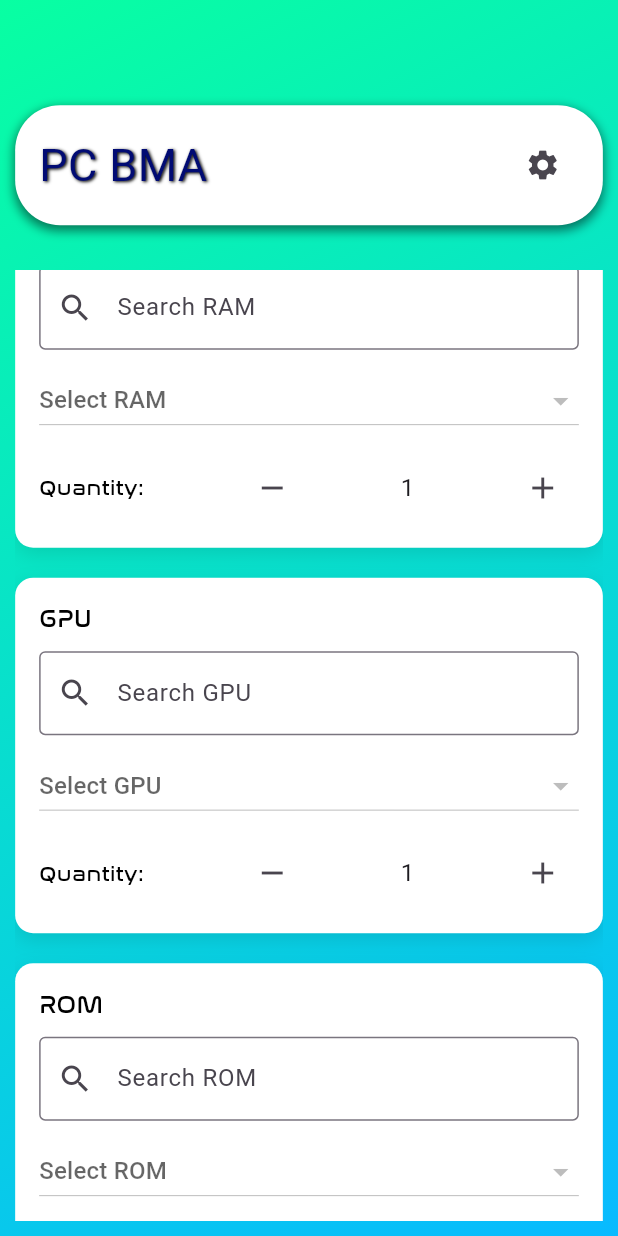
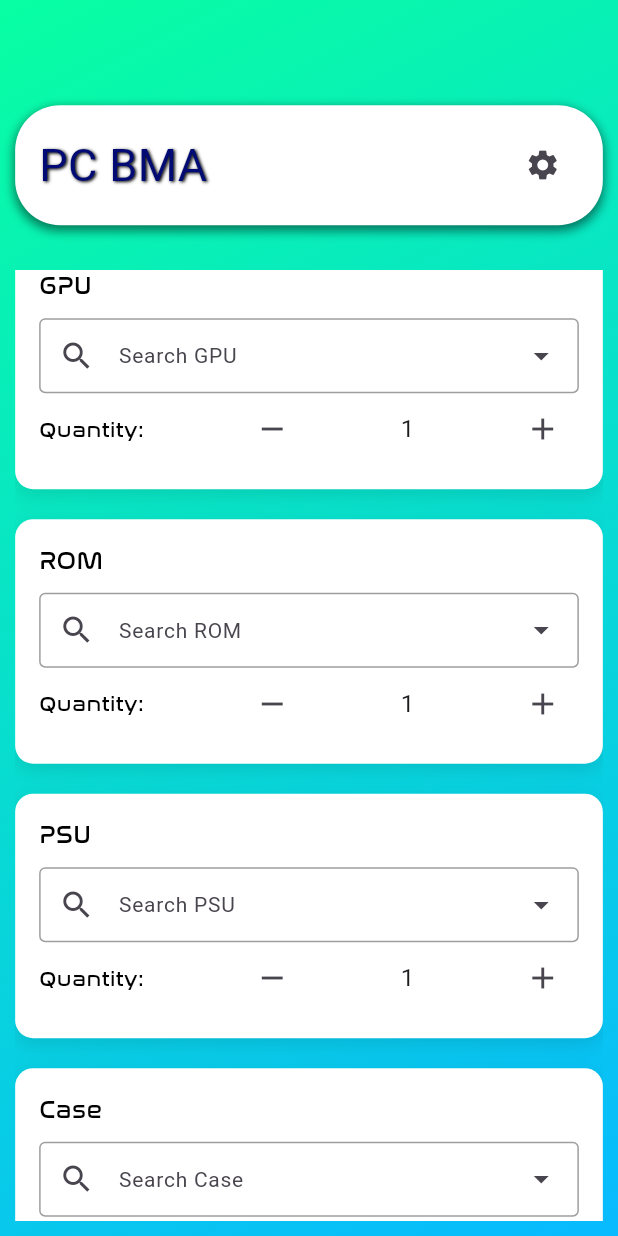
Before and after one commit to DerorLamHaoZher/pcbuilding, a Flutter app: the MyBuildPCPage screen opened directly, scrolled down 576 dp, after a tap on the "settings" icon, on a phone screen of 412 x 824 dp. Run offline on Flutter 3.47's test engine with Material 3 defaults, Android fonts, the phone set to English and light mode, and no system bars; our stand-ins replace firebase_auth, firebase_core; accounts and stored records are empty; Roboto replaces fonts that are missing (bombardment).

Commit message:
28.11.2024 done the drop down menu and fetching data from online

```diff
--- a/lib/buildpc.dart
+++ b/lib/buildpc.dart
@@ -1,6 +1,5 @@
 import 'package:flutter/material.dart';
-import 'package:http/http.dart' as http;
-import 'dart:convert';
+import 'services/api_service.dart';
 
 void main() {
   runApp(const MyApp());
@@ -44,62 +43,58 @@ class _MyBuildPCPageState extends State<MyBuildPCPage> {
   Map<String, String> selectedCooler = {};
 
   bool isLoading = false;
-  Map<String, String> searchQueries = {
-    'CPU': '',
-    'Motherboard': '',
-    'RAM': '',
-    'GPU': '',
-    'ROM': '',
-    'PSU': '',
-    'Case': '',
-    'Case Fan': '',
-    'CPU Cooler': '',
-  };
+  Map<String, TextEditingController> searchControllers = {};
+  Map<String, bool> isDropdownOpen = {};
+  Map<String, List<Map<String, String>>> filteredResults = {};
+  Map<String, int> quantities = {};
 
-  TextEditingController searchController = TextEditingController();
+  @override
+  void initState() {
+    super.initState();
 
-  // Fetch PC parts from the scraper API
-  Future<void> fetchPCParts() async {
+    ['CPU', 'Motherboard', 'RAM', 'GPU', 'ROM', 'PSU', 'Case', 'Case Fan', 'CPU Cooler']
+        .forEach((category) {
+      searchControllers[category] = TextEditingController();
+      isDropdownOpen[category] = false;
+      filteredResults[category] = [];
+      quantities[category] = 1;
+    });
+
+    _loadPcParts();
+  }
+
+  Future<void> _loadPcParts() async {
     setState(() {
       isLoading = true;
     });
+
     try {
-      final response = await http.get(Uri.parse('http://192.168.0.196:5000/scrape'));
-
-      if (response.statusCode == 200) {
-        List<dynamic> data = json.decode(response.body);
+      final parts = await ApiService.fetchPcParts();
       setState(() {
-          pcParts = data.map((part) {
-            return {
-              'name': part['product_name']?.toString() ?? 'Unknown Product',
-              'price': part['price']?.toString() ?? 'Price not available',
-              'description': 'Sample description for ${part['product_name'] ?? "this product"}',
-              'image': part['image']?.toString() ?? 'assets/sample_image.png',
-              'category': part['category']?.toString() ?? 'Unknown',
-            };
-          }).toList();
+        pcParts = parts.map((part) => part.map(
+          (key, value) => MapEntry(key, value.toString()),
+        )).toList();
+        isLoading = false;
       });
-      } else {
-        throw Exception('Failed to load PC parts');
-      }
     } catch (e) {
-      print('Error fetching PC parts: $e');
-    } finally {
+      print('Error loading PC parts: $e');
       setState(() {
         isLoading = false;
       });
     }
   }
 
-  // Filter parts by category and search query
   List<Map<String, String>> filterParts(String category, String searchQuery) {
+    final query = searchQuery.toLowerCase();
     return pcParts.where((part) {
-      return (part['category']?.toLowerCase() == category.toLowerCase()) &&
-          (part['name']?.toLowerCase().contains(searchQuery.toLowerCase()) ?? false);
+      final partCategory = part['category']?.toLowerCase() ?? '';
+      final partName = (part['product_name'] ?? '').toLowerCase();
+
+      return partCategory == category.toLowerCase() &&
+             (query.isEmpty || partName.contains(query));
     }).toList();
   }
 
-  // Searchable Dropdown Widget with Quantity Selector
   Widget buildSelector(
     String label,
     String category,
@@ -123,7 +118,6 @@ class _MyBuildPCPageState extends State<MyBuildPCPage> {
       child: Column(
         crossAxisAlignment: CrossAxisAlignment.start,
         children: [
-          // Category Label
           Text(
             label,
             style: const TextStyle(
@@ -134,46 +128,100 @@ class _MyBuildPCPageState extends State<MyBuildPCPage> {
           ),
           const SizedBox(height: 10.0),
 
-          // Searchable Dropdown
-          TextField(
-            controller: searchController,
+          Container(
+            decoration: BoxDecoration(
+              border: Border.all(color: Colors.grey),
+              borderRadius: BorderRadius.circular(4.0),
+            ),
+            child: Row(
+              children: [
+                Expanded(
+                  child: TextField(
+                    controller: searchControllers[category],
                     decoration: InputDecoration(
-              labelText: 'Search $label',
-              border: OutlineInputBorder(),
-              prefixIcon: Icon(Icons.search),
+                      hintText: 'Search $label',
+                      hintStyle: const TextStyle(
+                        fontSize: 14.0,
+                        overflow: TextOverflow.ellipsis,
                       ),
+                      border: InputBorder.none,
+                      prefixIcon: const Icon(Icons.search),
+                      contentPadding: const EdgeInsets.symmetric(vertical: 12.0),
+                    ),
+                    onTap: () {
+                      setState(() {
+                        isDropdownOpen[category] = true;
+                        filteredResults[category] = filterParts(category, searchControllers[category]!.text);
+                      });
+                    },
                     onChanged: (query) {
                       setState(() {
-                searchQueries[category] = query;
+                        isDropdownOpen[category] = true;
+                        filteredResults[category] = filterParts(category, query);
                       });
                     },
                   ),
-          const SizedBox(height: 10.0),
+                ),
+                IconButton(
+                  icon: Icon(isDropdownOpen[category]! ? Icons.arrow_drop_up : Icons.arrow_drop_down),
+                  onPressed: () {
+                    setState(() {
+                      isDropdownOpen[category] = !isDropdownOpen[category]!;
+                      if (isDropdownOpen[category]!) {
+                        filteredResults[category] = filterParts(category, searchControllers[category]!.text);
+                      }
+                    });
+                  },
+                ),
+              ],
+            ),
+          ),
 
-          // Dropdown List (filtered)
-          DropdownButton<String>(
-            isExpanded: true,
-            hint: Text('Select $label'),
-            value: selectedPart.isEmpty ? null : selectedPart['name'],
-            onChanged: (String? newValue) {
-              if (newValue != null) {
+          if (isDropdownOpen[category]!)
+            Container(
+              constraints: const BoxConstraints(maxHeight: 200),
+              margin: const EdgeInsets.only(top: 4.0),
+              decoration: BoxDecoration(
+                color: Colors.white,
+                border: Border.all(color: Colors.grey.shade300),
+                borderRadius: BorderRadius.circular(4.0),
+              ),
+              child: filteredResults[category]!.isEmpty
+                  ? const ListTile(
+                      title: Text('No items found'),
+                    )
+                  : ListView.builder(
+                      shrinkWrap: true,
+                      itemCount: filteredResults[category]!.length,
+                      itemBuilder: (context, index) {
+                        final part = filteredResults[category]![index];
+                        return ListTile(
+                          title: Text(part['product_name'] ?? ''),
+                          subtitle: Text('\$${part['price'] ?? ''}'),
+                          onTap: () {
                             setState(() {
-                  selectedPart['name'] = newValue;
-                  selectedPart['category'] = category;
-                  // Update other part details as needed (price, description, etc.)
+                              onSelected(part);
+                              searchControllers[category]!.text = part['product_name'] ?? '';
+                              isDropdownOpen[category] = false;
                             });
-              }
                           },
-            items: filterParts(category, searchQueries[category]!).map<DropdownMenuItem<String>>((part) {
-              return DropdownMenuItem<String>(
-                value: part['name'],
-                child: Text(part['name']!),
                         );
-            }).toList(),
+                      },
                     ),
-          const SizedBox(height: 10.0),
+            ),
 
-          // Quantity Selector
+          if (selectedPart.isNotEmpty)
+            Padding(
+              padding: const EdgeInsets.only(top: 8.0),
+              child: Text(
+                'Selected: ${selectedPart['name']} - ${selectedPart['price']}',
+                style: const TextStyle(
+                  fontWeight: FontWeight.bold,
+                  color: Colors.blue,
+                ),
+              ),
+            ),
+
           Row(
             mainAxisAlignment: MainAxisAlignment.spaceBetween,
             children: [
@@ -189,19 +237,21 @@ class _MyBuildPCPageState extends State<MyBuildPCPage> {
                 icon: const Icon(Icons.remove),
                 onPressed: () {
                   setState(() {
-                    // Update quantity logic here
+                    if (quantities[category]! > 1) {
+                      quantities[category] = quantities[category]! - 1;
+                    }
                   });
                 },
               ),
               Text(
-                '1', // This can be dynamic based on selected quantity
+                '${quantities[category]}',
                 style: const TextStyle(fontSize: 16.0),
               ),
               IconButton(
                 icon: const Icon(Icons.add),
                 onPressed: () {
                   setState(() {
-                    // Update quantity logic here
+                    quantities[category] = quantities[category]! + 1;
                   });
                 },
               ),
@@ -210,12 +260,6 @@ class _MyBuildPCPageState extends State<MyBuildPCPage> {
         ],
       ),
     );
-  }
-
-  @override
-  void initState() {
-    super.initState();
-    fetchPCParts(); // Fetch the data when the page loads
   }
 
   @override
@@ -239,7 +283,6 @@ class _MyBuildPCPageState extends State<MyBuildPCPage> {
               crossAxisAlignment: CrossAxisAlignment.start,
               children: [
                 const SizedBox(height: 60.0),
-                // Custom AppBar
                 Container(
                   padding: const EdgeInsets.all(16.0),
                   decoration: BoxDecoration(
@@ -281,7 +324,6 @@ class _MyBuildPCPageState extends State<MyBuildPCPage> {
                 ),
                 const SizedBox(height: 30.0),
 
-                // PC Part Selectors
                 Expanded(
                   child: SingleChildScrollView(
                     child: Column(
@@ -303,7 +345,6 @@ class _MyBuildPCPageState extends State<MyBuildPCPage> {
             ),
           ),
 
-          // Loading screen
           if (isLoading)
             const Center(
               child: Column(
@@ -312,7 +353,7 @@ class _MyBuildPCPageState extends State<MyBuildPCPage> {
                   CircularProgressIndicator(),
                   SizedBox(height: 16),
                   Text(
-                    'Fetching data...',
+                    'Loading...',
                     style: TextStyle(
                       fontSize: 16.0,
                       fontWeight: FontWeight.bold,
@@ -326,4 +367,12 @@ class _MyBuildPCPageState extends State<MyBuildPCPage> {
       ),
     );
   }
+
+  @override
+  void dispose() {
+    for (var controller in searchControllers.values) {
+      controller.dispose();
     }
+    super.dispose();
+  }
+}
--- a/lib/tutorial.dart
+++ b/lib/tutorial.dart
@@ -308,7 +308,7 @@ class _MyHomePageState extends State<MyTutorialPage> with SingleTickerProviderSt
                                                        ),
                                                        child: Ink(
                                                          decoration: BoxDecoration(
-                                                           gradient: LinearGradient(
+                                                           gradient: const LinearGradient(
                                                              colors: [
                                                                Color(0xFF08FFA2), // Start color for gradient
                                                                Color(0xFF08BAFF), // End color for gradient
--- a/pubspec.yaml
+++ b/pubspec.yaml
@@ -30,7 +30,7 @@ environment:
 dependencies:
   flutter:
     sdk: flutter
-  http: ^1.2.2
+  http: ^1.1.0
 
   # The following adds the Cupertino Icons font to your application.
   # Use with the CupertinoIcons class for iOS style icons.
```
Also changed, not shown: lib/main.dart (+10 -7 lines), lib/menu.dart (+6 -6 lines), lib/tem.dart (deleted, +0 -50 lines), 1 other file. Lines whose indentation alone changed are shown as unchanged.
